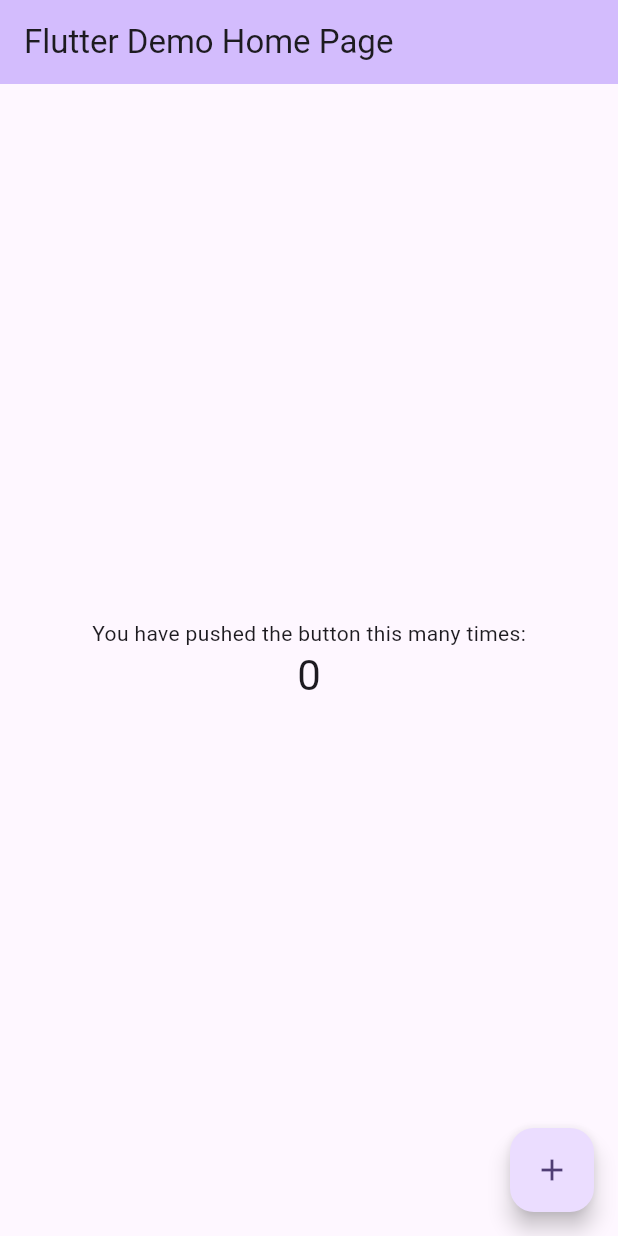
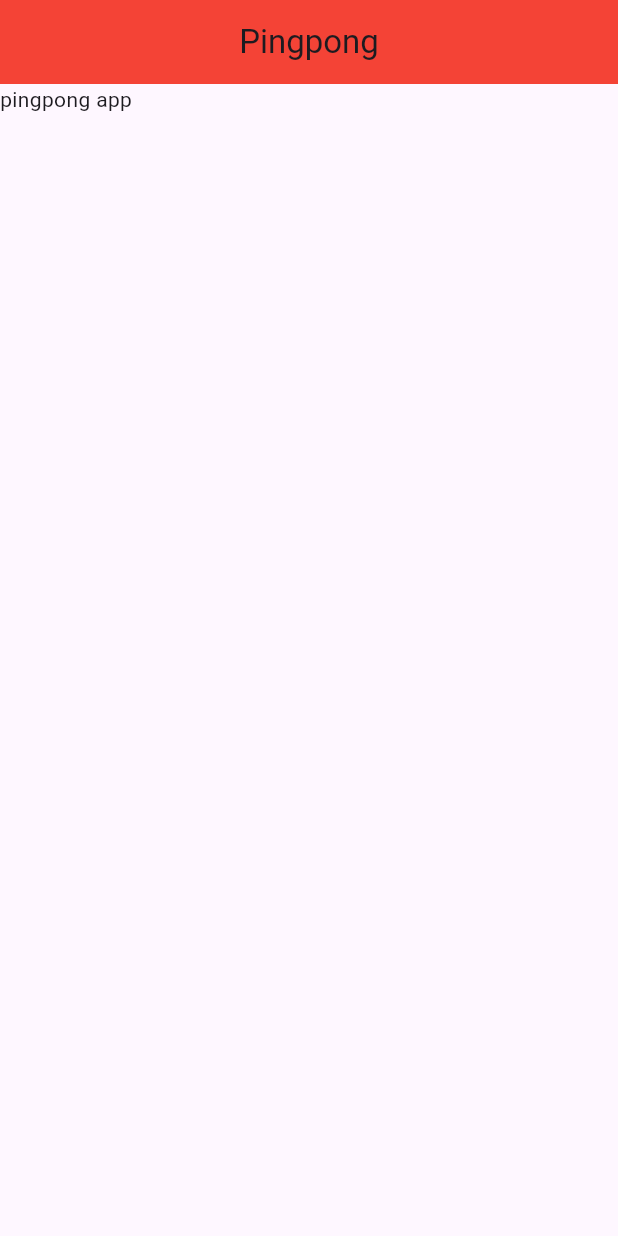
Before and after one commit to dkwhyd/pingpong_app, a Flutter app: the screen it shows after launch, on a phone screen of 412 x 824 dp. Run offline on Flutter 3.47's test engine with Material 3 defaults, Android fonts, the phone set to English and light mode, and no system bars.

Commit message:
create home screen

```diff
--- a/lib/main.dart
+++ b/lib/main.dart
@@ -1,4 +1,5 @@
 import 'package:flutter/material.dart';
+import 'package:pingpong/widget/home_screen_pingpong.dart';
 
 void main() {
   runApp(const MyApp());
@@ -16,76 +17,7 @@ class MyApp extends StatelessWidget {
         colorScheme: ColorScheme.fromSeed(seedColor: Colors.deepPurple),
         useMaterial3: true,
       ),
-      home: const MyHomePage(title: 'Flutter Demo Home Page'),
+      home: const HomeScreenPingpong(),
     );
   }
 }
-
-class MyHomePage extends StatefulWidget {
-  const MyHomePage({super.key, required this.title});
-
-  final String title;
-
-  @override
-  State<MyHomePage> createState() => _MyHomePageState();
-}
-
-class _MyHomePageState extends State<MyHomePage> {
-  int _counter = 0;
-
-  void _incrementCounter() {
-    setState(() {
-      _counter++;
-    });
-  }
-
-  @override
-  Widget build(BuildContext context) {
-
-    return Scaffold(
-      appBar: AppBar(
-        // TRY THIS: Try changing the color here to a specific color (to
-        // Colors.amber, perhaps?) and trigger a hot reload to see the AppBar
-        // change color while the other colors stay the same.
-        backgroundColor: Theme.of(context).colorScheme.inversePrimary,
-        // Here we take the value from the MyHomePage object that was created by
-        // the App.build method, and use it to set our appbar title.
-        title: Text(widget.title),
-      ),
-      body: Center(
-        // Center is a layout widget. It takes a single child and positions it
-        // in the middle of the parent.
-        child: Column(
-          // Column is also a layout widget. It takes a list of children and
-          // arranges them vertically. By default, it sizes itself to fit its
-          // children horizontally, and tries to be as tall as its parent.
-          //
-          // Column has various properties to control how it sizes itself and
-          // how it positions its children. Here we use mainAxisAlignment to
-          // center the children vertically; the main axis here is the vertical
-          // axis because Columns are vertical (the cross axis would be
-          // horizontal).
-          //
-          // TRY THIS: Invoke "debug painting" (choose the "Toggle Debug Paint"
-          // action in the IDE, or press "p" in the console), to see the
-          // wireframe for each widget.
-          mainAxisAlignment: MainAxisAlignment.center,
-          children: <Widget>[
-            const Text(
-              'You have pushed the button this many times:',
-            ),
-            Text(
-              '$_counter',
-              style: Theme.of(context).textTheme.headlineMedium,
-            ),
-          ],
-        ),
-      ),
-      floatingActionButton: FloatingActionButton(
-        onPressed: _incrementCounter,
-        tooltip: 'Increment',
-        child: const Icon(Icons.add),
-      ), // This trailing comma makes auto-formatting nicer for build methods.
-    );
-  }
-}
--- /dev/null
+++ b/lib/widget/home_screen_pingpong.dart
@@ -0,0 +1,20 @@
+import 'package:flutter/material.dart';
+
+class HomeScreenPingpong extends StatelessWidget {
+  const HomeScreenPingpong({super.key});
+
+  @override
+  Widget build(BuildContext context) {
+    return Scaffold(
+      appBar: AppBar(
+        title: const Text('Pingpong'),
+        backgroundColor: Colors.red,
+        centerTitle: true,
+      ),
+      body: const SafeArea(
+          child: Column(
+        children: [Text('pingpong app')],
+      )),
+    );
+  }
+}
```
